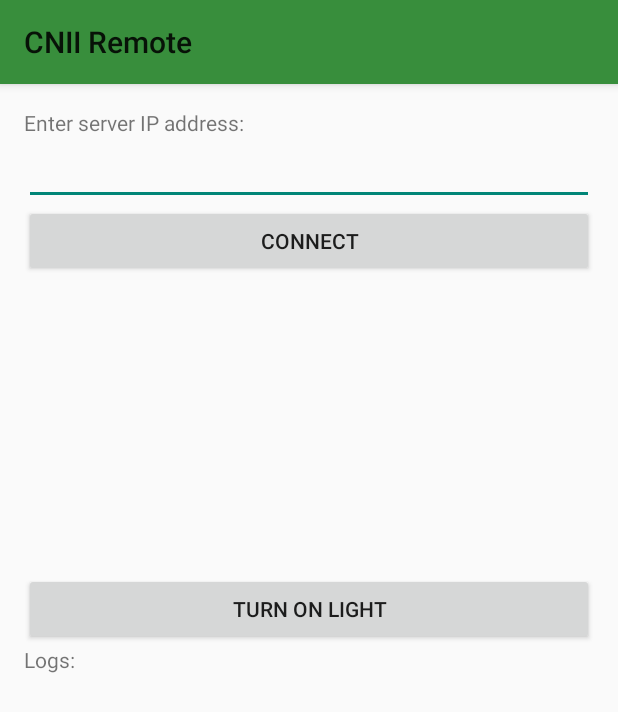
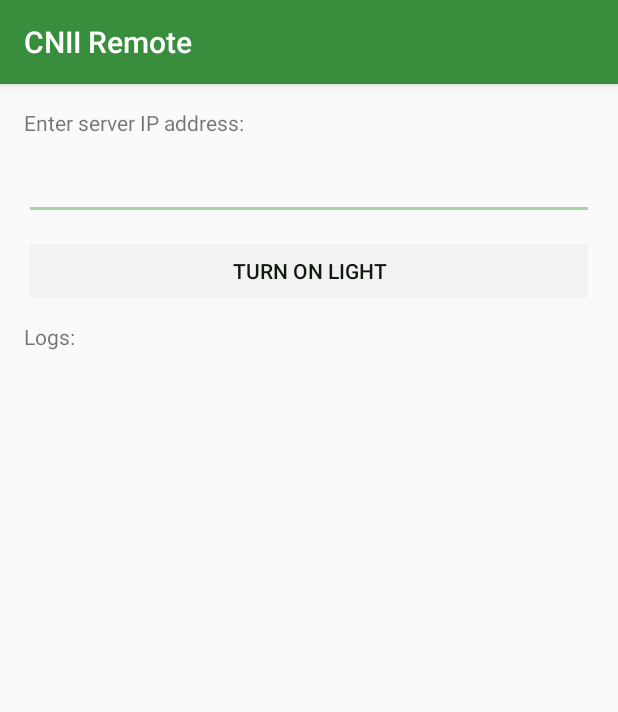
Before and after one commit to AfonsoFGarcia/ArduinoLight, an Android app: the screen it shows after launch (MainActivity), on a phone screen of 412 x 824 dp. Shown: the top 712 px of the screen. Run offline under Robolectric (Android 15) with nearby library versions, the phone set to English and light mode, and no system bars.

Commit message:
Tweaked remote UI Removed debug prints from servers

```diff
--- a/Remote/app/src/main/java/aalto/cnii/remote/MainActivity.java
+++ b/Remote/app/src/main/java/aalto/cnii/remote/MainActivity.java
@@ -2,7 +2,12 @@ package aalto.cnii.remote;
 
 import android.app.Activity;
 import android.os.Bundle;
+import android.util.Log;
+import android.view.KeyEvent;
+import android.view.MotionEvent;
 import android.view.View;
+import android.view.WindowManager;
+import android.view.inputmethod.EditorInfo;
 import android.widget.Button;
 import android.widget.EditText;
 import android.widget.TextView;
@@ -17,11 +22,22 @@ public class MainActivity extends Activity {
         super.onCreate(savedInstanceState);
         setContentView(R.layout.activity_main);
 
-        final Button connect = (Button) findViewById(R.id.connectButton);
-        connect.setOnClickListener(new View.OnClickListener() {
+        final EditText serverIP = (EditText) findViewById(R.id.ipText);
+        serverIP.setOnTouchListener(new View.OnTouchListener() {
             @Override
-            public void onClick(View view) {
-                new Thread(new ConnectToServer()).start();
+            public boolean onTouch(View view, MotionEvent motionEvent) {
+                serverIP.setCursorVisible(true);
+                return false;
+            }
+        });
+        serverIP.setOnEditorActionListener(new TextView.OnEditorActionListener() {
+            @Override
+            public boolean onEditorAction(TextView textView, int actionId, KeyEvent keyEvent) {
+                if(actionId == 10203040) {
+                    new Thread(new ConnectToServer()).start();
+                    serverIP.setCursorVisible(false);
+                }
+                return false;
             }
         });
 
@@ -40,15 +56,15 @@ public class MainActivity extends Activity {
     private class ConnectToServer implements Runnable {
         @Override
         public void run() {
-            EditText serverIP = (EditText) findViewById(R.id.ipText);
+            final EditText serverIP = (EditText) findViewById(R.id.ipText);
             try {
                 server = new ServerConnect(serverIP.getText().toString(), 5000);
                 runOnUiThread(new SetLogs("Connected to server!"));
                 runOnUiThread(new Runnable() {
                     @Override
                     public void run() {
-                        Button connect = (Button) findViewById(R.id.connectButton);
-                        connect.setClickable(false);
+                        Button switchButton = (Button) findViewById(R.id.switchButton);
+                        switchButton.setEnabled(true);
                     }
                 });
             } catch (Exception e) {
--- a/Remote/app/src/main/res/layout/activity_main.xml
+++ b/Remote/app/src/main/res/layout/activity_main.xml
@@ -19,23 +19,25 @@
         android:id="@+id/ipText"
         android:layout_below="@+id/textView"
         android:layout_alignParentEnd="true"
-        android:layout_alignParentStart="true" />
-
-    <Button
-        android:layout_width="fill_parent"
-        android:layout_height="wrap_content"
-        android:text="Connect"
-        android:id="@+id/connectButton"
-        android:layout_below="@+id/ipText"
-        android:layout_centerHorizontal="true" />
+        android:layout_alignParentStart="true"
+        android:textColor="#ff101810"
+        android:textColorHighlight="#ff101810"
+        android:layout_marginTop="10dp"
+        android:inputType="phone"
+        android:imeActionLabel="Connect"
+        android:imeActionId="10203040"
+        android:imeOptions="actionDone"/>
 
     <Button
         android:layout_width="fill_parent"
         android:layout_height="wrap_content"
         android:text="Turn on light"
         android:id="@+id/switchButton"
-        android:layout_above="@+id/textView2"
-        android:layout_alignParentStart="true" />
+        android:layout_alignParentStart="true"
+        android:layout_below="@+id/ipText"
+        android:textColor="#ff101810"
+        android:layout_marginTop="10dp"
+        android:enabled="false" />
 
     <TextView
         android:layout_width="fill_parent"
@@ -43,7 +45,9 @@
         android:text="Logs:"
         android:id="@+id/textView2"
         android:layout_centerVertical="true"
-        android:layout_centerHorizontal="true" />
+        android:layout_centerHorizontal="true"
+        android:layout_below="@+id/switchButton"
+        android:layout_marginTop="10dp" />
 
     <ScrollView
         android:layout_width="fill_parent"
@@ -51,7 +55,8 @@
         android:id="@+id/scrollView"
         android:layout_alignParentStart="true"
         android:layout_alignParentEnd="true"
-        android:layout_below="@+id/textView2" >
+        android:layout_below="@+id/textView2"
+        android:layout_marginTop="10dp">
 
         <TextView
             android:layout_width="wrap_content"
--- a/Remote/app/src/main/res/values-v21/styles.xml
+++ b/Remote/app/src/main/res/values-v21/styles.xml
@@ -3,5 +3,7 @@
     <style name="AppTheme" parent="android:Theme.Material.Light">
         <item name="android:colorPrimary">#388E3C</item>
         <item name="android:colorPrimaryDark">#1B5E20</item>
+        <item name="android:textColorPrimary">#FFFFFF</item>
+        <item name="android:colorAccent">#A5D6A7</item>
     </style>
 </resources>
```
Also changed, not shown: 2 other files.
